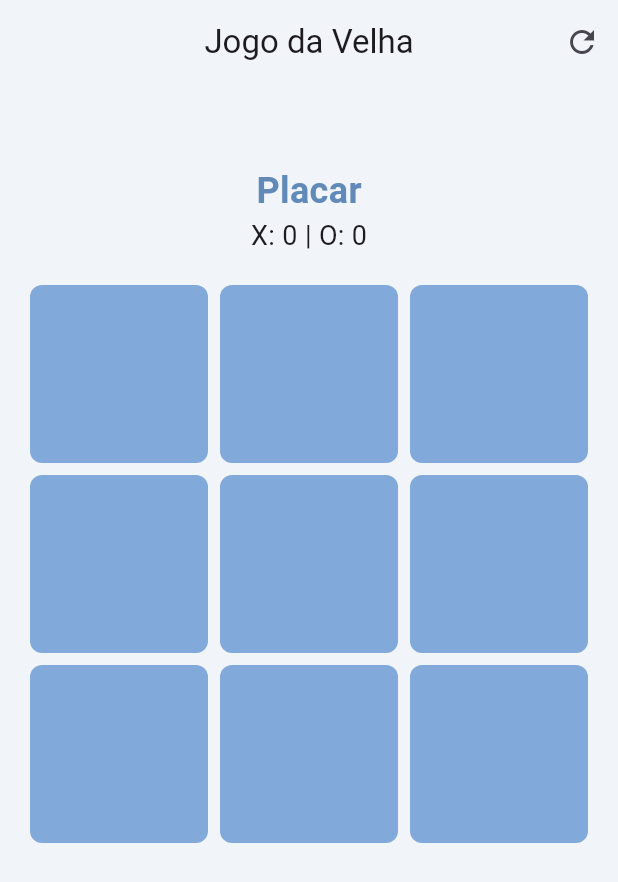
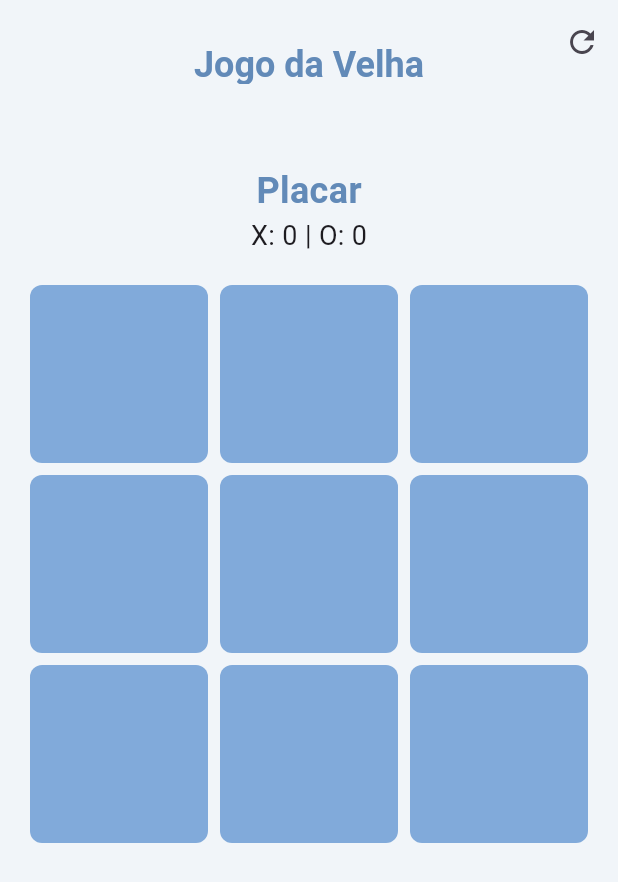
Before and after one commit to laviDomingos/Jogo-da-Velha-com-Armazenamento-Local, a Flutter app: the screen it shows after launch, on a phone screen of 412 x 824 dp. Shown: the top 882 px of the screen. Run offline on Flutter 3.47's test engine with Material 3 defaults, Android fonts, the phone set to English and light mode, and no system bars; our stand-ins replace shared_preferences.

Commit message:
Atualizações

```diff
--- a/lib/ui/interface_principal.dart
+++ b/lib/ui/interface_principal.dart
@@ -110,7 +110,17 @@ class _InterfacePrincipalState extends State<InterfacePrincipal> {
   return Scaffold(
     appBar: AppBar(
       backgroundColor: const Color(0xFFF1F5F9),
-        title: const Text('Jogo da Velha'),
+      title: Padding(
+        padding: const EdgeInsets.only(top: 31), // Adiciona o espaço superior
+        child: const Text(
+          'Jogo da Velha',
+          style: TextStyle(
+            fontSize: 24,
+            fontWeight: FontWeight.bold,
+            color: Color.fromARGB(255, 98, 138, 184),
+          ),
+        ),
+      ),
       centerTitle: true,
       actions: [
         IconButton(
```
Lines whose indentation alone changed are shown as unchanged.
